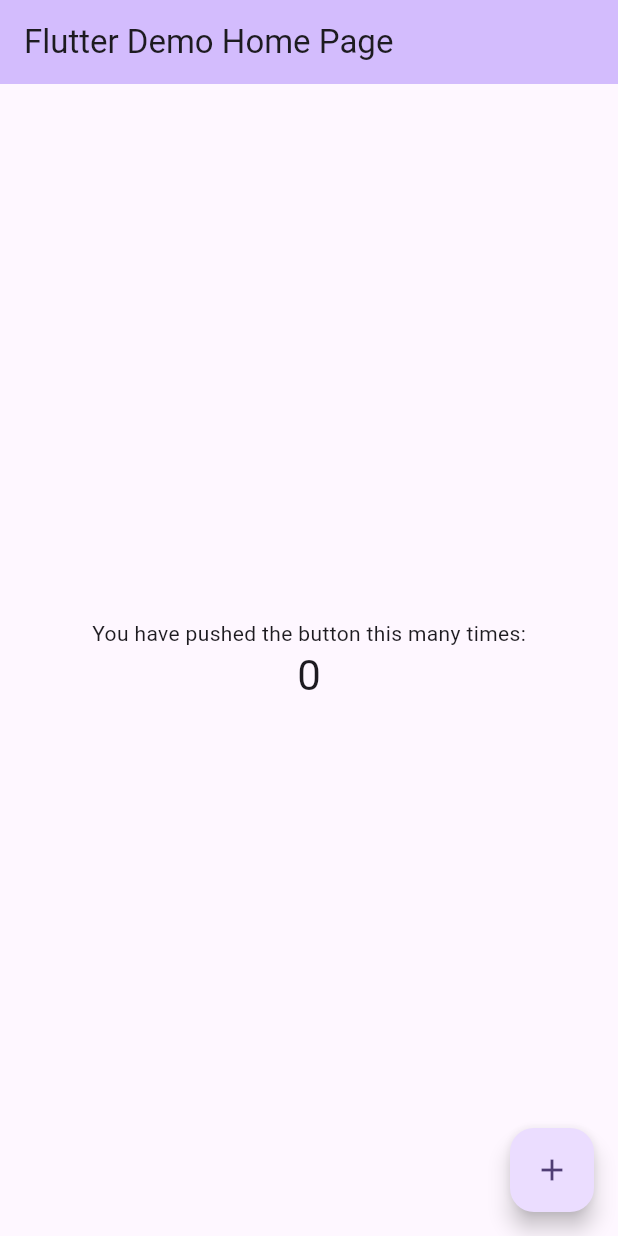
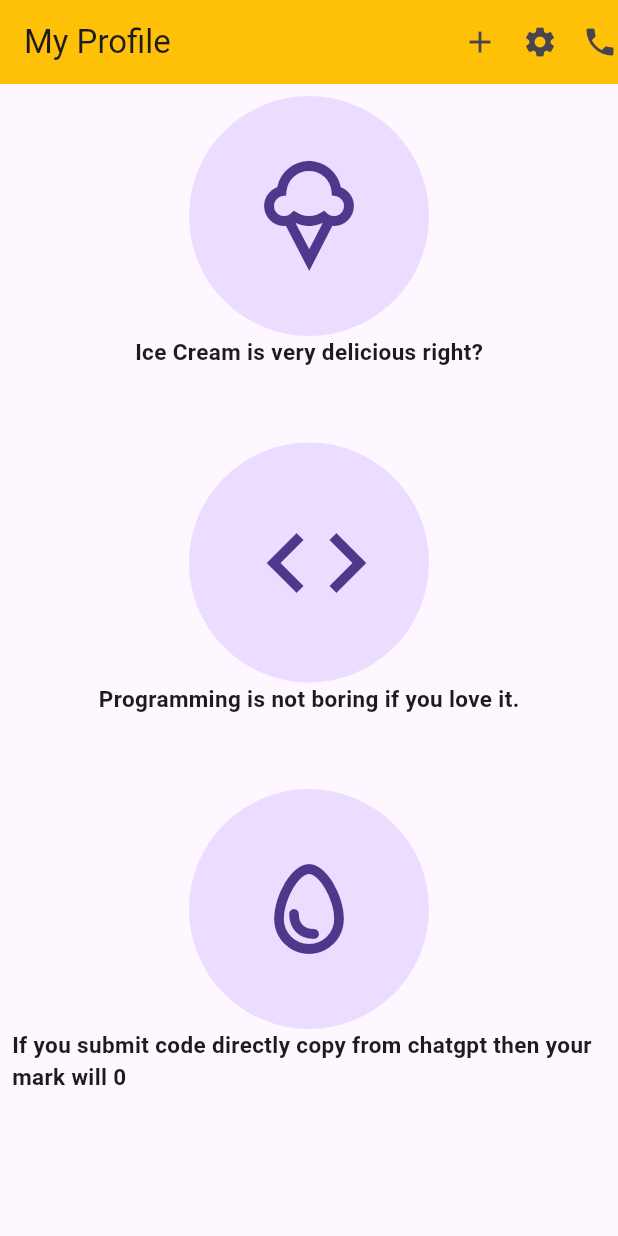
Before and after one commit to wahiduzzamanbappy/batch8_assignment, a Flutter app: the screen it shows after launch, on a phone screen of 412 x 824 dp. Run offline on Flutter 3.47's test engine with Material 3 defaults, Android fonts, the phone set to English and light mode, and no system bars.

Commit message:
branch updated

```diff
--- a/lib/main.dart
+++ b/lib/main.dart
@@ -1,3 +1,4 @@
+import 'package:flutter/cupertino.dart';
 import 'package:flutter/material.dart';
 
 void main() {
@@ -7,67 +8,114 @@ void main() {
 class MyApp extends StatelessWidget {
   const MyApp({super.key});
 
-  // This widget is the root of your application.
   @override
   Widget build(BuildContext context) {
-    return MaterialApp(
-      title: 'Flutter Demo',
-      theme: ThemeData(
-
-        colorScheme: ColorScheme.fromSeed(seedColor: Colors.deepPurple),
-        useMaterial3: true,
-      ),
-      home: const MyHomePage(title: 'Flutter Demo Home Page'),
+    return const MaterialApp(
+      debugShowCheckedModeBanner: false,
+      home: MyProfile(),
     );
   }
 }
 
-class MyHomePage extends StatefulWidget {
-  const MyHomePage({super.key, required this.title});
-  final String title;
-
-  @override
-  State<MyHomePage> createState() => _MyHomePageState();
-}
-
-class _MyHomePageState extends State<MyHomePage> {
-  int _counter = 0;
-
-  void _incrementCounter() {
-    setState(() {
-      _counter++;
-    });
-  }
+class MyProfile extends StatelessWidget {
+  const MyProfile({super.key});
 
   @override
   Widget build(BuildContext context) {
     return Scaffold(
+      backgroundColor: const Color.fromARGB(255, 254, 247, 255),
       appBar: AppBar(
-
-        backgroundColor: Theme.of(context).colorScheme.inversePrimary,
-
-        title: Text(widget.title),
+        title: const Text('My Profile'),
+        backgroundColor: Colors.amber,
+        actions: [
+          const Icon(Icons.add),
+          const SizedBox(
+            width: 16,
+          ),
+          const Icon(Icons.settings),
+          const SizedBox(
+            width: 16,
+          ),
+          const Icon(Icons.phone),
+        ],
       ),
-      body: Center(
-
+      body: Padding(
+        padding: const EdgeInsets.all(8.0),
         child: Column(
-          mainAxisAlignment: MainAxisAlignment.center,
-          children: <Widget>[
+          children: [
+            const Center(
+              child: CircleAvatar(
+                radius: 80,
+                backgroundColor: Color.fromARGB(255, 234, 221, 255),
+                child: Icon(
+                  Icons.icecream_outlined,
+                  size: 80,
+                ),
+              ),
+            ),
             const Text(
-              'You have pushed the button this many times:',
+              "Ice Cream is very delicious right?",
+              style: TextStyle(
+                fontWeight: FontWeight.bold,
+                fontSize: 15,
+              ),
             ),
-            Text(
-              '$_counter',
-              style: Theme.of(context).textTheme.headlineMedium,
+            const SizedBox(
+              height: 50,
+            ),
+            Center(
+                child: CircleAvatar(
+              radius: 80,
+              backgroundColor: const Color.fromARGB(255, 234, 221, 255),
+              child: Stack(
+                children: [
+                  Container(
+                    padding: const EdgeInsets.only(left: 10),
+                    child: const Icon(
+                      Icons.chevron_left_outlined,
+                      size: 80,
+                    ),
+                  ),
+                  Container(
+                    padding: const EdgeInsets.only(left: 50),
+                    child: const Icon(
+                      Icons.chevron_right_outlined,
+                      size: 80,
+                    ),
+                  ),
+                ],
+              ),
+            ),),
+            const Text(
+              "Programming is not boring if you love it.",
+              style: TextStyle(
+                fontWeight: FontWeight.bold,
+                fontSize: 15,
+              ),
+            ),
+            const SizedBox(
+              height: 50,
+            ),
+            const Center(
+              child: CircleAvatar(
+                radius: 80,
+                backgroundColor: Color.fromARGB(255, 234, 221, 255),
+                child: Icon(
+                  Icons.egg_outlined,
+                  size: 80,
+                ),
+              ),
+            ),
+            const Text(
+              "If you submit code directly copy from chatgpt then your mark will 0",
+              style: TextStyle(
+                fontWeight: FontWeight.bold,
+                fontSize: 15,
+              ),
             ),
           ],
         ),
       ),
-      floatingActionButton: FloatingActionButton(
-        onPressed: _incrementCounter,
-        tooltip: 'Increment',
-        child: const Icon(Icons.add),
-      ), // This trailing comma makes auto-formatting nicer for build methods.
     );
   }
 }
```
Also changed, not shown: 2 other files.
